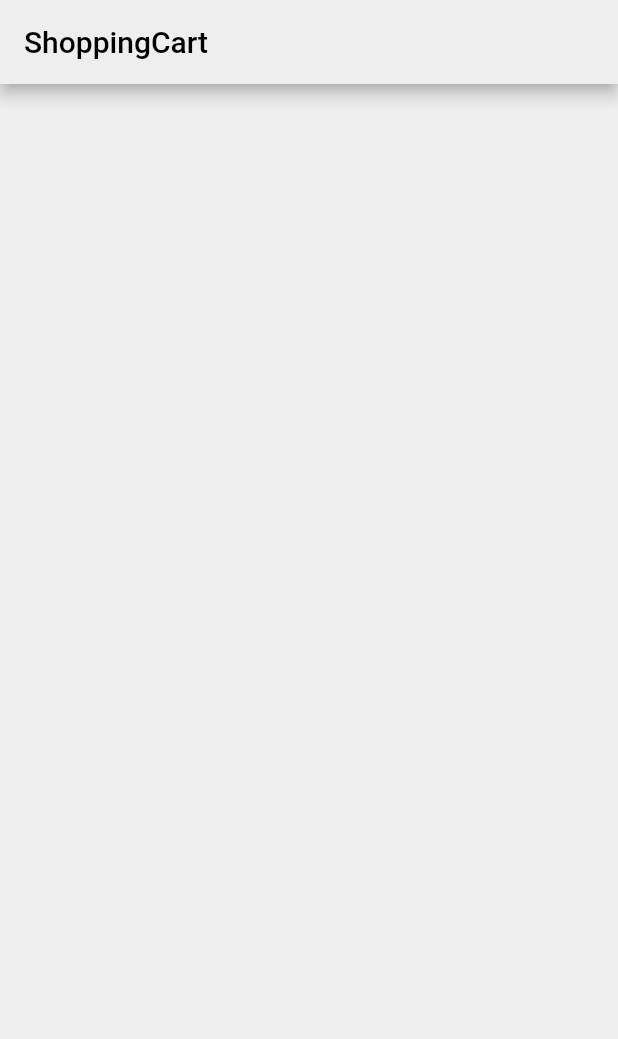
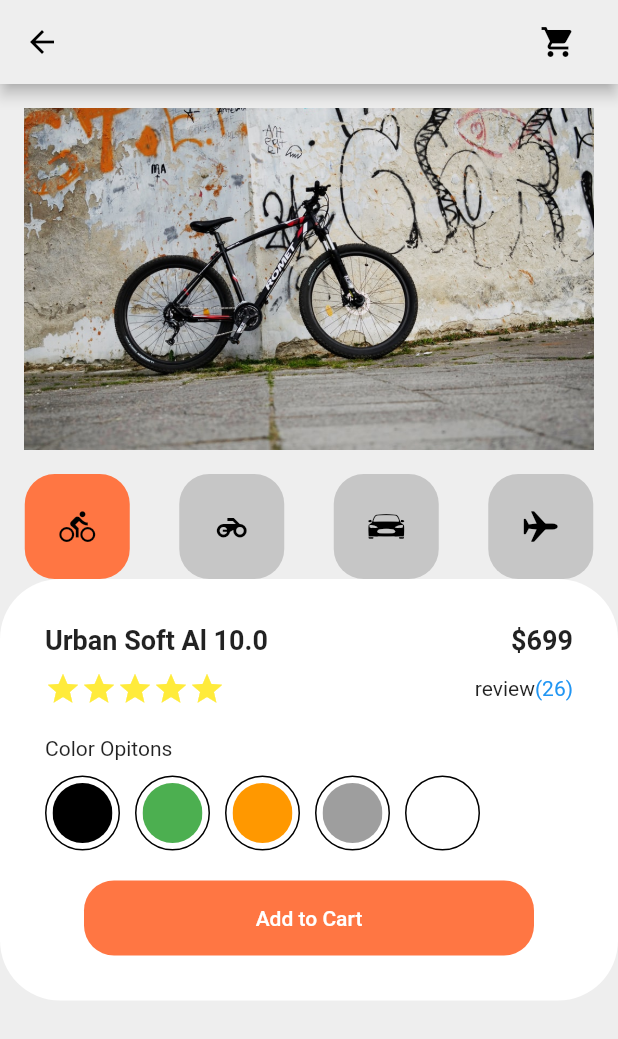
Before and after one commit to bigjang77/shoppingcart, a Flutter app: the screen it shows after launch, on a phone screen of 412 x 824 dp. Shown: the top 1039 px of the screen. Run offline on Flutter 3.47's test engine with Material 2 defaults, Android fonts, the phone set to English and light mode, and no system bars.

Commit message:
쇼핑카트 완료

```diff
--- a/lib/components/shoppingcart_detail.dart
+++ b/lib/components/shoppingcart_detail.dart
@@ -1,10 +1,158 @@
+import 'package:flutter/cupertino.dart';
 import 'package:flutter/material.dart';
+import 'package:shoppingcart/constants.dart';
+import 'package:shoppingcart/style.dart';
 
 class ShoppingCartDetail extends StatelessWidget {
   const ShoppingCartDetail({Key? key}) : super(key: key);
 
   @override
   Widget build(BuildContext context) {
-    return SizedBox();
+    return Container(
+      decoration: BoxDecoration(
+        color: Colors.white,
+        borderRadius: BorderRadius.circular(40),
+      ),
+      child: Padding(
+        padding: const EdgeInsets.all(30.0),
+        child: Column(
+          children: [
+            _buildDetailNameAndPrice(),
+            _buildDetailRatingAndReviewCount(),
+            _buildDetailColorOptions(),
+            _buildDetailButton(context),
+          ],
+        ),
+      ),
+    );
+  }
+
+  Widget _buildDetailNameAndPrice() {
+    return Padding(
+      padding: const EdgeInsets.only(bottom: 10),
+      child: Row(
+        mainAxisAlignment: MainAxisAlignment.spaceBetween,
+        children: [
+          Text(
+            "Urban Soft Al 10.0",
+            style: textbody(),
+          ),
+          Text(
+            "\$699",
+            style: TextStyle(
+              fontSize: 18,
+              fontWeight: FontWeight.bold,
+            ),
+          ),
+        ],
+      ),
+    );
+  }
+
+  Widget _buildDetailRatingAndReviewCount() {
+    return Padding(
+      padding: const EdgeInsets.only(bottom: 20),
+      child: Row(
+        children: [
+          Icon(Icons.star, color: Colors.yellow),
+          Icon(Icons.star, color: Colors.yellow),
+          Icon(Icons.star, color: Colors.yellow),
+          Icon(Icons.star, color: Colors.yellow),
+          Icon(Icons.star, color: Colors.yellow),
+          Spacer(),
+          Text("review"),
+          Text(
+            "(26)",
+            style: TextStyle(color: Colors.blue),
+          ),
+        ],
+      ),
+    );
+  }
+
+  Widget _buildDetailColorOptions() {
+    return Padding(
+      padding: const EdgeInsets.only(bottom: 20),
+      child: Column(
+        crossAxisAlignment: CrossAxisAlignment.start,
+        children: [
+          Text("Color Opitons"),
+          SizedBox(height: 10),
+          Row(
+            children: [
+              _buildDetailIcon(Colors.black),
+              _buildDetailIcon(Colors.green),
+              _buildDetailIcon(Colors.orange),
+              _buildDetailIcon(Colors.grey),
+              _buildDetailIcon(Colors.white),
+            ],
+          ),
+        ],
+      ),
+    );
+  }
+
+  Widget _buildDetailIcon(Color mColor) {
+    return Padding(
+      padding: const EdgeInsets.only(right: 10),
+      child: Stack(
+        children: [
+          Container(
+            width: 50,
+            height: 50,
+            decoration: BoxDecoration(
+              color: Colors.white,
+              border: Border.all(),
+              shape: BoxShape.circle,
+            ),
+          ),
+          Positioned(
+            left: 5,
+            top: 5,
+            child: ClipOval(
+              child: Container(
+                color: mColor,
+                width: 40,
+                height: 40,
+              ),
+            ),
+          ),
+        ],
+      ),
+    );
+  }
+
+  Widget _buildDetailButton(BuildContext context) {
+    return Align(
+      child: TextButton(
+        onPressed: () {
+          showCupertinoDialog(
+            context: context,
+            builder: (context) => CupertinoAlertDialog(
+              title: Text("장바구니에 담으시겠습니까?"),
+              actions: [
+                CupertinoDialogAction(
+                  child: Text("확인"),
+                  onPressed: () {
+                    Navigator.pop(context);
+                  },
+                ),
+              ],
+            ),
+          );
+        },
+        style: TextButton.styleFrom(
+          backgroundColor: kAccentColor,
+          minimumSize: Size(300, 50),
+          shape: RoundedRectangleBorder(
+            borderRadius: BorderRadius.circular(20),
+          ),
+        ),
+        child: Text(
+          "Add to Cart",
+          style: TextStyle(color: Colors.white),
+        ),
+      ),
+    );
   }
 }
--- a/lib/components/shoppingcart_header.dart
+++ b/lib/components/shoppingcart_header.dart
@@ -1,4 +1,6 @@
+import 'package:flutter/cupertino.dart';
 import 'package:flutter/material.dart';
+import 'package:shoppingcart/constants.dart';
 
 class ShoppingCartHeader extends StatefulWidget {
   const ShoppingCartHeader({Key? key}) : super(key: key);
@@ -21,6 +23,55 @@ class _ShoppingCartHeaderState extends State<ShoppingCartHeader> {
 
   @override
   Widget build(BuildContext context) {
-    return Container();
+    return Column(
+      children: [
+        _buildHeaderPic(),
+        _buildHeaderSelector(),
+      ],
+    );
+  }
+
+  Widget _buildHeaderPic() {
+    return Padding(
+      padding: const EdgeInsets.all(16.0),
+      child: AspectRatio(
+        aspectRatio: 5 / 3,
+        child: Image.asset(
+          selectedPic[selectedId],
+          fit: BoxFit.cover,
+        ),
+      ),
+    );
+  }
+
+  Widget _buildHeaderSelector() {
+    return Row(
+      mainAxisAlignment: MainAxisAlignment.spaceAround,
+      children: [
+        _buildHeaderSelectorButton(0, Icons.directions_bike),
+        _buildHeaderSelectorButton(1, Icons.motorcycle),
+        _buildHeaderSelectorButton(2, CupertinoIcons.car_detailed),
+        _buildHeaderSelectorButton(3, CupertinoIcons.airplane),
+      ],
+    );
+  }
+
+  Widget _buildHeaderSelectorButton(int id, IconData mIcon) {
+    return Container(
+      width: 70,
+      height: 70,
+      decoration: BoxDecoration(
+        color: id == selectedId ? kAccentColor : kSecondaryColor,
+        borderRadius: BorderRadius.circular(20),
+      ),
+      child: IconButton(
+        icon: Icon(mIcon, color: Colors.black),
+        onPressed: () {
+          setState(() {
+            selectedId = id;
+          });
+        },
+      ),
+    );
   }
 }
--- a/lib/main.dart
+++ b/lib/main.dart
@@ -13,6 +13,7 @@ class MyApp extends StatelessWidget {
   @override
   Widget build(BuildContext context) {
     return MaterialApp(
+      debugShowCheckedModeBanner: false,
       theme: theme(),
       home: ShoppingCartPage(),
     );
@@ -37,7 +38,23 @@ class ShoppingCartPage extends StatelessWidget {
 
   AppBar _buildShoppingCartAppbar() {
     return AppBar(
-      title: Text("ShoppingCart"),
+      leading: IconButton(
+        icon: Icon(Icons.arrow_back),
+        onPressed: () {
+          print("클릭됨");
+        },
+      ),
+      actions: [
+        IconButton(
+          icon: Icon(Icons.shopping_cart),
+          onPressed: () {
+            print("클릭됨");
+          },
+        ),
+        SizedBox(
+          width: 16,
+        )
+      ],
     );
   }
 }
--- /dev/null
+++ b/lib/style.dart
@@ -0,0 +1,8 @@
+import 'package:flutter/material.dart';
+
+TextStyle textbody() {
+  return TextStyle(
+    fontSize: 18,
+    fontWeight: FontWeight.bold,
+  );
+}
```
